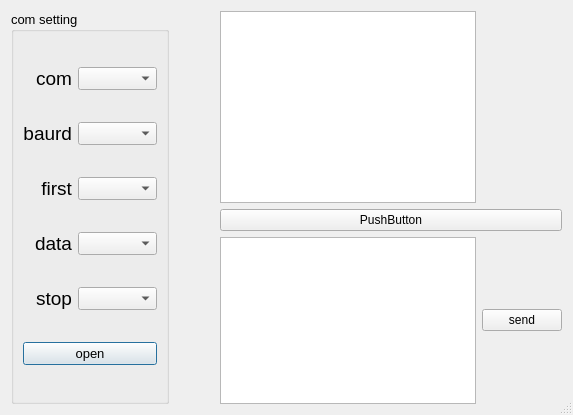
Before: the Qt Designer form core/serial/serialUI.ui in kmolLin/ControlDesign, drawn with Qt 5.
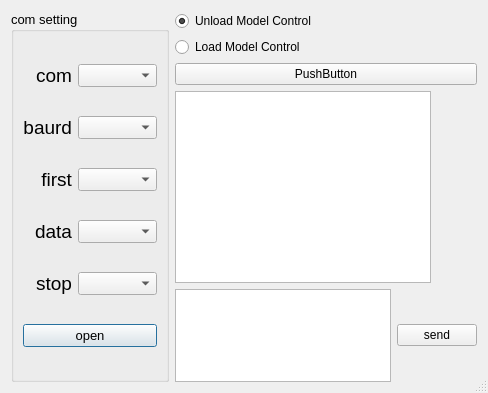
After: the same form once the commit is applied.

The edit to the form file:
```diff
--- a/core/serial/serialUI.ui
+++ b/core/serial/serialUI.ui
@@ -6,8 +6,8 @@
    <rect>
     <x>0</x>
     <y>0</y>
-    <width>573</width>
-    <height>415</height>
+    <width>488</width>
+    <height>393</height>
    </rect>
   </property>
   <property name="windowTitle">
@@ -158,6 +158,37 @@
    </item>
    <item>
     <layout class="QVBoxLayout" name="verticalLayout">
+     <item>
+      <layout class="QVBoxLayout" name="verticalLayout_2">
+       <item>
+        <widget class="QRadioButton" name="unloadmodel_btn">
+         <property name="text">
+          <string>Unload Model Control</string>
+         </property>
+         <property name="checkable">
+          <bool>true</bool>
+         </property>
+         <property name="checked">
+          <bool>true</bool>
+         </property>
+        </widget>
+       </item>
+       <item>
+        <widget class="QRadioButton" name="loadmodel_btn">
+         <property name="text">
+          <string>Load Model Control</string>
+         </property>
+        </widget>
+       </item>
+      </layout>
+     </item>
+     <item>
+      <widget class="QPushButton" name="testbtn">
+       <property name="text">
+        <string>PushButton</string>
+       </property>
+      </widget>
+     </item>
      <item>
       <widget class="QTextEdit" name="textEditReceived">
        <property name="sizePolicy">
@@ -176,13 +207,6 @@
        </property>
       </widget>
      </item>
-     <item>
-      <widget class="QPushButton" name="testbtn">
-       <property name="text">
-        <string>PushButton</string>
-       </property>
-      </widget>
-     </item>
      <item>
       <layout class="QHBoxLayout" name="horizontalLayout">
        <item>
```
